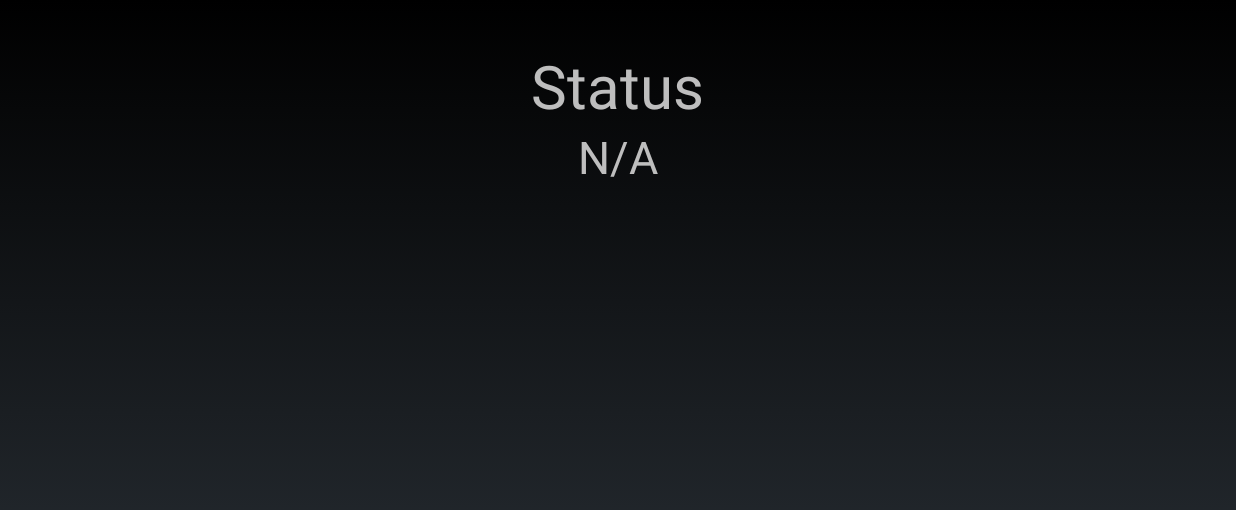
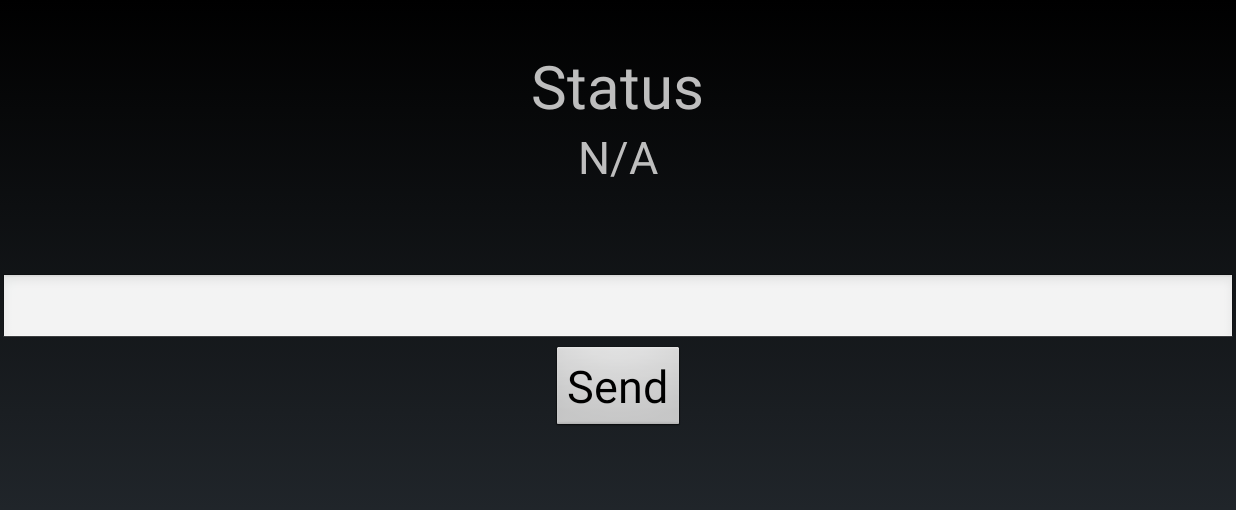
Before and after one commit to jmclaughlin1/MultiPong, an Android app: the screen it shows after launch (BluetoothTestActivity), after a tap on "Wait Friend", on a phone screen of 824 x 412 dp (held sideways). Shown: the top 510 px of the screen. Run offline under Robolectric (Android 15) with nearby library versions, the phone set to English and light mode, and no system bars.

```diff
--- a/MultiPong/app/src/main/java/com/example/johnny/multipong/Bluetooth/BluetoothTestActivity.java
+++ b/MultiPong/app/src/main/java/com/example/johnny/multipong/Bluetooth/BluetoothTestActivity.java
@@ -5,16 +5,21 @@ import android.bluetooth.BluetoothAdapter;
 import android.content.Intent;
 import android.content.IntentFilter;
 import android.os.Bundle;
+import android.view.View;
+import android.widget.Button;
+import android.widget.EditText;
+import android.widget.TextView;
 import android.widget.Toast;
 
 import com.example.johnny.multipong.BaseActivity;
+import com.example.johnny.multipong.Messages;
 import com.example.johnny.multipong.R;
 
 /**
  * Created by Jason Esquivel on 5/6/2017.
  */
 
-public class BluetoothTestActivity extends BaseActivity {
+public class BluetoothTestActivity extends BaseActivity  implements View.OnClickListener{
     // Intent request codes
     private static final int REQUEST_ENABLE_BT = 2;
 
@@ -30,6 +35,11 @@ public class BluetoothTestActivity extends BaseActivity {
 
     // Local Bluetooth adapter
     private BluetoothAdapter mBluetoothAdapter = null;
+
+    // temp
+    private EditText editText;
+    private TextView status;
+
     @Override
     protected void onCreate(Bundle savedInstanceState) {
         super.onCreate(savedInstanceState);
@@ -46,7 +56,12 @@ public class BluetoothTestActivity extends BaseActivity {
             address = "";
         }
 
+        editText = (EditText) findViewById(R.id.testMessage);
 
+        status = (TextView) findViewById(R.id.status);
+
+        Button sendButton = (Button) findViewById(R.id.sendTestMessage);
+        sendButton.setOnClickListener(this);
 
     }
     @Override
@@ -90,13 +105,27 @@ public class BluetoothTestActivity extends BaseActivity {
     }
 
     @Override
+    public void onClick(View v) {
+        switch (v.getId()){
+            case R.id.sendTestMessage:
+                int body[] = new int[Messages.BlueToothTestSendMessage.BLUETOOTH_TEST_SEND_MESSAGE_SIZE];
+                body[Messages.BlueToothTestSendMessage.TEST] = Integer.parseInt(editText.getText().toString());
+                publishActivityMessage(Messages.BlueToothTestSendMessage.BLUETOOTH_TEST_SEND_MESSAGE_ID, body);
+                break;
+        }
+    }
+    @Override
     public void processActivityMessage(String id, int[] body) {
+        if(id.equals(Messages.BlueToothTestReceiveMessage.BLUETOOTH_TEST_RECEIVE_MESSAGE_ID)){
+            status.setText(Integer.toString(body[Messages.BlueToothTestReceiveMessage.TEST]));
+        }
 
     }
 
     @Override
     public IntentFilter getValidActivityMessages() {
         IntentFilter intentFilter = new IntentFilter();
+        intentFilter.addAction(Messages.BlueToothTestReceiveMessage.BLUETOOTH_TEST_RECEIVE_MESSAGE_ID);
         return intentFilter;
     }
 }
--- a/MultiPong/app/src/main/res/layout/activity_bluetooth_test.xml
+++ b/MultiPong/app/src/main/res/layout/activity_bluetooth_test.xml
@@ -22,6 +22,22 @@
         android:layout_centerHorizontal="true"
         android:text="N/A"
         android:textSize="30dp" />
+    <EditText
+        android:id="@+id/testMessage"
+        android:layout_width="match_parent"
+        android:layout_height="wrap_content"
+        android:layout_centerVertical="true"
+        android:layout_alignParentLeft="true"
+        android:layout_alignParentStart="true"
+        android:inputType="text"/>
+    <Button
+        android:id="@+id/sendTestMessage"
+        android:layout_width="wrap_content"
+        android:layout_height="wrap_content"
+        android:text="Send"
+        android:textSize="30dp"
+        android:layout_below="@+id/testMessage"
+        android:layout_centerHorizontal="true" />
     <Button
         android:id="@+id/playButton"
         android:layout_width="wrap_content"
--- a/MultiPong/build.gradle
+++ b/MultiPong/build.gradle
@@ -5,7 +5,7 @@ buildscript {
         jcenter()
     }
     dependencies {
-        classpath 'com.android.tools.build:gradle:2.3.1'
+        classpath 'com.android.tools.build:gradle:2.3.2'
 
         // NOTE: Do not place your application dependencies here; they belong
         // in the individual module build.gradle files
```
Also changed, not shown: MultiPong/app/src/main/java/com/example/johnny/multipong/Bluetooth/BluetoothService.java (+14 -7 lines), MultiPong/app/src/main/java/com/example/johnny/multipong/Messages.java (+12 -0 lines).
